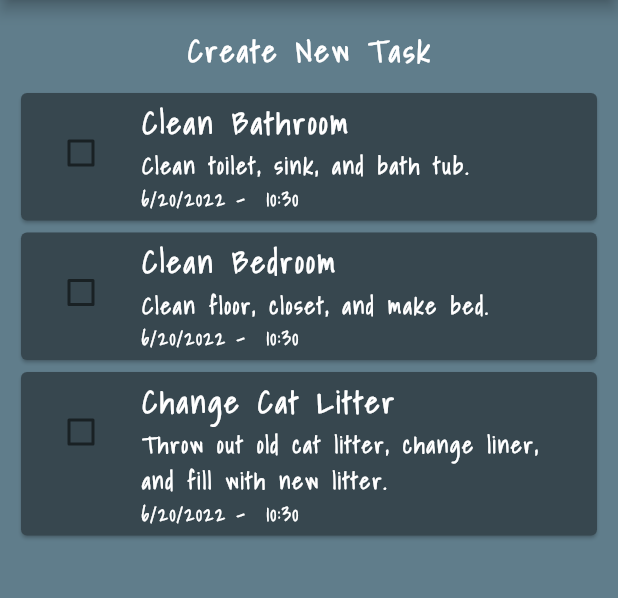
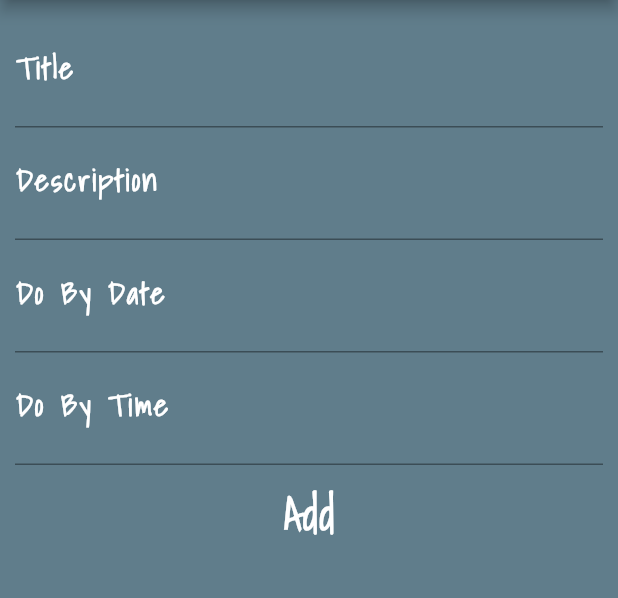
Before and after one commit to matthew-p-colson/to_much_to_do, a Flutter app: the screen it shows after launch, after a tap on "Create New Task", on a phone screen of 412 x 824 dp, the part 84-682 px from its top. Run offline on Flutter 3.47's test engine with Material 2 defaults, Android fonts, the phone set to English and light mode, and no system bars.

Commit message:
06/20/2022 - NewScreen working

```diff
--- a/lib/screens/home_screen.dart
+++ b/lib/screens/home_screen.dart
@@ -1,5 +1,6 @@
 import 'package:flutter/material.dart';
 import 'package:to_much_to_do/models/tasks.dart';
+import 'package:to_much_to_do/screens/new_screen.dart';
 
 class HomeScreen extends StatelessWidget {
   const HomeScreen({Key? key}) : super(key: key);
@@ -78,7 +79,16 @@ class _ToDoListState extends State<ToDoList> {
     return Column(
       children: [
         TextButton(
-          onPressed: () {},
+          onPressed: () async {
+            await Navigator.push(context,
+                    MaterialPageRoute(builder: (context) => const NewScreen()))
+                .then((newTask) {
+              setState(() {
+                tasks.add(newTask);
+                buildToDoCards();
+              });
+            });
+          },
           child: const Text(
             'Create New Task',
             style: TextStyle(
--- /dev/null
+++ b/lib/screens/new_screen.dart
@@ -0,0 +1,257 @@
+import 'package:flutter/material.dart';
+import 'package:to_much_to_do/models/tasks.dart';
+
+class NewScreen extends StatelessWidget {
+  const NewScreen({Key? key}) : super(key: key);
+
+  @override
+  Widget build(BuildContext context) {
+    return Scaffold(
+      backgroundColor: Colors.blueGrey,
+      appBar: AppBar(
+        backgroundColor: Colors.blueGrey.shade800,
+        leading: const Icon(
+          Icons.rule,
+          color: Colors.white,
+          size: 30.0,
+        ),
+        title: const Text(
+          'To Much To Do',
+          style: TextStyle(
+            color: Colors.white,
+            fontFamily: 'ShadowsIntoLight',
+            fontWeight: FontWeight.bold,
+            fontSize: 25.0,
+            letterSpacing: 2.0,
+          ),
+        ),
+      ),
+      body: Container(
+        padding: const EdgeInsets.all(10.0),
+        child: const NewForm(),
+      ),
+    );
+  }
+}
+
+class NewForm extends StatefulWidget {
+  const NewForm({Key? key}) : super(key: key);
+
+  @override
+  State<NewForm> createState() => _NewFormState();
+}
+
+class _NewFormState extends State<NewForm> {
+  final GlobalKey<FormState> formKey = GlobalKey();
+  final titleController = TextEditingController();
+  final descriptionController = TextEditingController();
+  final dateController = TextEditingController();
+  final timeController = TextEditingController();
+
+  DateTime taskDate = DateTime.now();
+  TimeOfDay taskTime = TimeOfDay.now();
+
+  @override
+  Widget build(BuildContext context) {
+    return Form(
+      key: formKey,
+      child: SingleChildScrollView(
+        child: Column(
+          children: [
+            TextFormField(
+              style: const TextStyle(
+                color: Colors.white,
+                fontFamily: 'ShadowsIntoLight',
+                fontWeight: FontWeight.bold,
+                fontSize: 20.0,
+                letterSpacing: 1.5,
+              ),
+              decoration: const InputDecoration(
+                labelText: 'Title',
+                labelStyle: TextStyle(
+                  color: Colors.white,
+                  fontFamily: 'ShadowsIntoLight',
+                  fontWeight: FontWeight.bold,
+                  fontSize: 20.0,
+                  letterSpacing: 1.5,
+                ),
+                hintText: 'Clean Bathroom',
+                hintStyle: TextStyle(
+                  color: Colors.grey,
+                  fontFamily: 'ShadowsIntoLight',
+                  fontWeight: FontWeight.normal,
+                  fontSize: 20.0,
+                  letterSpacing: 1.5,
+                ),
+                errorStyle: TextStyle(
+                  color: Colors.red,
+                  fontFamily: 'ShadowsIntoLight',
+                  fontWeight: FontWeight.bold,
+                  fontSize: 18.0,
+                  letterSpacing: 1.5,
+                ),
+              ),
+              controller: titleController,
+              validator: (value) {
+                if (value == null || value.isEmpty) {
+                  return 'Task needs a title...';
+                }
+                return null;
+              },
+            ),
+            TextFormField(
+              style: const TextStyle(
+                color: Colors.white,
+                fontFamily: 'ShadowsIntoLight',
+                fontWeight: FontWeight.bold,
+                fontSize: 20.0,
+                letterSpacing: 1.5,
+              ),
+              decoration: const InputDecoration(
+                labelText: 'Description',
+                labelStyle: TextStyle(
+                  color: Colors.white,
+                  fontFamily: 'ShadowsIntoLight',
+                  fontWeight: FontWeight.bold,
+                  fontSize: 20.0,
+                  letterSpacing: 1.5,
+                ),
+                hintText: 'Clean around toilet, sink, and bath tub.',
+                hintStyle: TextStyle(
+                  color: Colors.grey,
+                  fontFamily: 'ShadowsIntoLight',
+                  fontWeight: FontWeight.normal,
+                  fontSize: 20.0,
+                  letterSpacing: 1.5,
+                ),
+                errorStyle: TextStyle(
+                  color: Colors.red,
+                  fontFamily: 'ShadowsIntoLight',
+                  fontWeight: FontWeight.bold,
+                  fontSize: 18.0,
+                  letterSpacing: 1.5,
+                ),
+              ),
+              controller: descriptionController,
+              validator: (value) {
+                if (value == null || value.isEmpty) {
+                  return 'You should explain your task...';
+                }
+                return null;
+              },
+            ),
+            TextFormField(
+              style: const TextStyle(
+                color: Colors.white,
+                fontFamily: 'ShadowsIntoLight',
+                fontWeight: FontWeight.bold,
+                fontSize: 20.0,
+                letterSpacing: 1.5,
+              ),
+              decoration: const InputDecoration(
+                labelText: 'Do By Date',
+                labelStyle: TextStyle(
+                  color: Colors.white,
+                  fontFamily: 'ShadowsIntoLight',
+                  fontWeight: FontWeight.bold,
+                  fontSize: 20.0,
+                  letterSpacing: 1.5,
+                ),
+                errorStyle: TextStyle(
+                  color: Colors.red,
+                  fontFamily: 'ShadowsIntoLight',
+                  fontWeight: FontWeight.bold,
+                  fontSize: 18.0,
+                  letterSpacing: 1.5,
+                ),
+              ),
+              controller: dateController,
+              validator: (value) {
+                if (value == null || value.isEmpty) {
+                  return 'Every task needs a date...';
+                }
+                return null;
+              },
+              onTap: () {
+                setState(() async {
+                  var date = await showDatePicker(
+                    context: context,
+                    initialDate: DateTime.now(),
+                    firstDate: DateTime.now(),
+                    lastDate: DateTime(2100),
+                  );
+                  taskDate = date!;
+                  dateController.text = date.toString().substring(0, 10);
+                });
+              },
+            ),
+            TextFormField(
+              style: const TextStyle(
+                color: Colors.white,
+                fontFamily: 'ShadowsIntoLight',
+                fontWeight: FontWeight.bold,
+                fontSize: 20.0,
+                letterSpacing: 1.5,
+              ),
+              decoration: const InputDecoration(
+                labelText: 'Do By Time',
+                labelStyle: TextStyle(
+                  color: Colors.white,
+                  fontFamily: 'ShadowsIntoLight',
+                  fontWeight: FontWeight.bold,
+                  fontSize: 20.0,
+                  letterSpacing: 1.5,
+                ),
+                errorStyle: TextStyle(
+                  color: Colors.red,
+                  fontFamily: 'ShadowsIntoLight',
+                  fontWeight: FontWeight.bold,
+                  fontSize: 18.0,
+                  letterSpacing: 1.5,
+                ),
+              ),
+              controller: timeController,
+              validator: (value) {
+                if (value == null || value.isEmpty) {
+                  return 'Every task needs a time...';
+                }
+                return null;
+              },
+              onTap: () {
+                setState(() async {
+                  var time = await showTimePicker(
+                      context: context, initialTime: TimeOfDay.now());
+                  taskTime = time!;
+                  timeController.text = '${time.hour}:${time.minute}';
+                });
+              },
+            ),
+            TextButton(
+                onPressed: () {
+                  if (formKey.currentState!.validate()) {
+                    var newTask = Task(
+                      title: titleController.text,
+                      description: descriptionController.text,
+                      doBy: DateTime(taskDate.year, taskDate.hour,
+                          taskDate.month, taskTime.hour, taskTime.minute),
+                    );
+
+                    Navigator.pop(context, newTask);
+                  }
+                },
+                child: const Text(
+                  'Add',
+                  style: TextStyle(
+                    color: Colors.white,
+                    fontFamily: 'ShadowsIntoLight',
+                    fontWeight: FontWeight.bold,
+                    fontSize: 30.0,
+                    letterSpacing: 1.5,
+                  ),
+                ))
+          ],
+        ),
+      ),
+    );
+  }
+}
```
